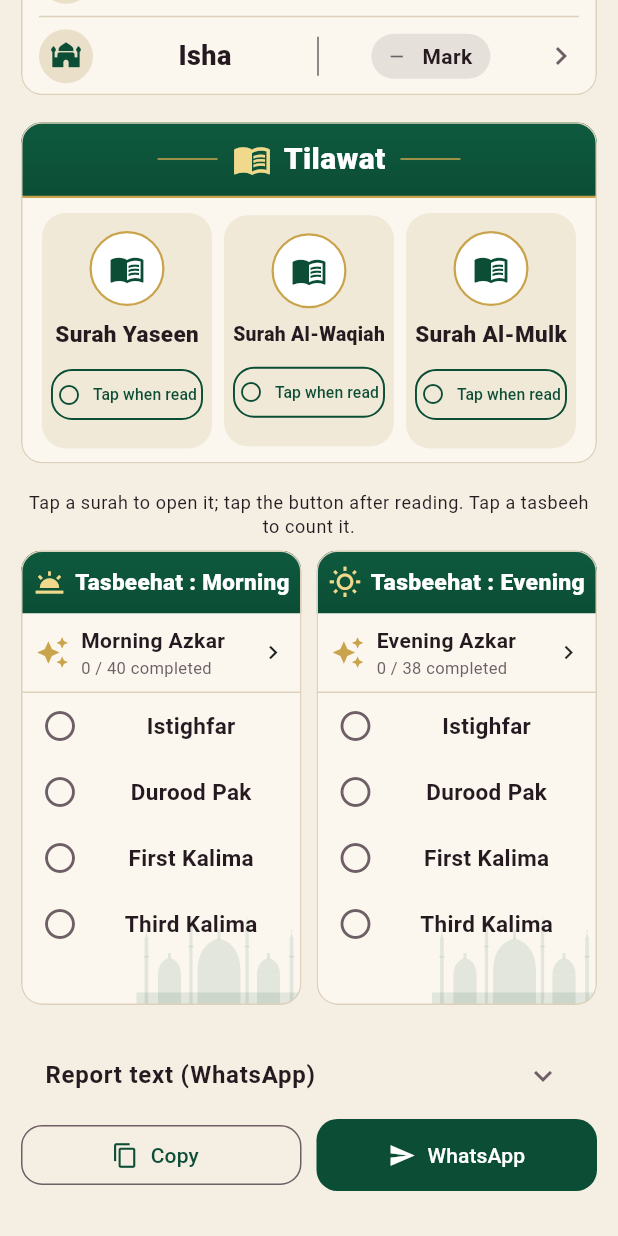
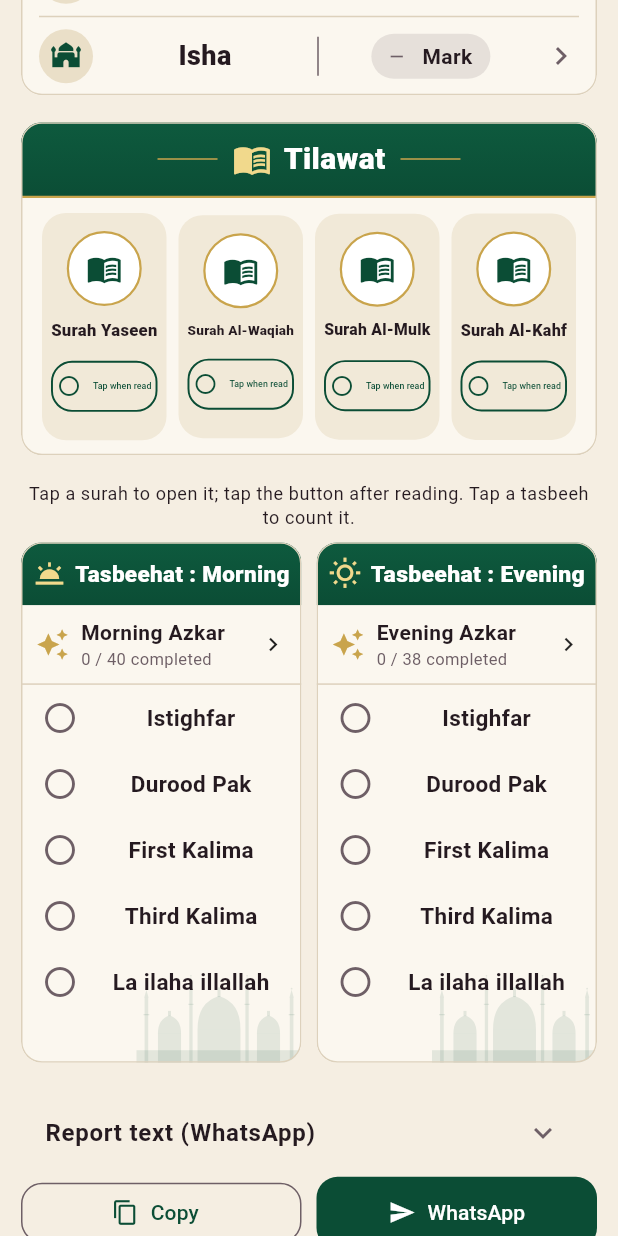
Before and after one commit to mianalihassan0038-ui/daily-deen-privacy, a Flutter app: the ReportScreen screen opened directly, scrolled down 519 dp, on a phone screen of 412 x 824 dp. Run offline on Flutter 3.47's test engine with Material 3 defaults, Android fonts, the phone set to English and light mode, and no system bars; our stand-ins replace file_picker, flutter_local_notifications, geolocator, image_picker, sensors_plus, shared_preferences and 2 more; accounts and stored records are empty.

Commit message:
3.5: complete-all for after-salah & namaz azkar, Surah Kahf on Fridays (chilla), La ilaha illallah tasbeehat, Durood-e-Ibrahimi
Co-Authored-By: Claude Opus 5.5 <noreply@anthropic.com>
Claude-Session: https://claude.ai/code/session_01VXvRxEJ5kRoz66qDgCkR4H

```diff
--- a/app/lib/data/routine.dart
+++ b/app/lib/data/routine.dart
@@ -261,6 +261,9 @@ const List<RoutineItem> defaultRoutine = [
   RoutineItem(id: 'm_kalima3', en: 'Third Kalima (Morning)', ur: 'تیسرا کلمہ (صبح)', section: RoutineSection.earlyMorning,
       timeEn: 'After Fajr', timeUr: 'فجر کے بعد', targetEn: '100 times', targetUr: '100 مرتبہ',
       dhikrKey: 'kalima3@m', dhikrTarget: 100, category: RoutineCategory.dhikr),
+  RoutineItem(id: 'm_lailaha', en: 'La ilaha illallah (Morning)', ur: 'لا الہ الا اللہ (صبح)', section: RoutineSection.earlyMorning,
+      timeEn: 'After Fajr', timeUr: 'فجر کے بعد', targetEn: '100 times', targetUr: '100 مرتبہ',
+      dhikrKey: 'lailaha@m', dhikrTarget: 100, category: RoutineCategory.dhikr),
   RoutineItem(id: 'yaseen', en: 'Surah Yaseen', ur: 'سورۃ یٰسین', section: RoutineSection.earlyMorning,
       timeEn: 'Morning', timeUr: 'صبح', targetEn: '1 time', targetUr: '1 مرتبہ',
       category: RoutineCategory.quran),
@@ -295,8 +298,11 @@ const List<RoutineItem> defaultRoutine = [
   RoutineItem(id: 'e_kalima3', en: 'Third Kalima (Evening)', ur: 'تیسرا کلمہ (شام)', section: RoutineSection.day,
       timeEn: 'Evening', timeUr: 'شام', targetEn: '100 times', targetUr: '100 مرتبہ',
       dhikrKey: 'kalima3@e', dhikrTarget: 100, category: RoutineCategory.dhikr),
+  RoutineItem(id: 'e_lailaha', en: 'La ilaha illallah (Evening)', ur: 'لا الہ الا اللہ (شام)', section: RoutineSection.day,
+      timeEn: 'Evening', timeUr: 'شام', targetEn: '100 times', targetUr: '100 مرتبہ',
+      dhikrKey: 'lailaha@e', dhikrTarget: 100, category: RoutineCategory.dhikr),
   RoutineItem(id: 'kahf', en: 'Surah Al-Kahf', ur: 'سورۃ الکہف', section: RoutineSection.day,
-      timeEn: 'Friday', timeUr: 'جمعہ', targetEn: 'Friday target', targetUr: 'جمعہ کا ہدف', fridayOnly: true, days: {5},
+      timeEn: 'Friday, until after Asr', timeUr: 'جمعہ، عصر کے بعد تک', targetEn: '1 time', targetUr: '1 مرتبہ', fridayOnly: true, days: {5},
       category: RoutineCategory.quran),
 
   // ---------- Evening & night ----------
--- a/app/lib/screens/chilla_screen.dart
+++ b/app/lib/screens/chilla_screen.dart
@@ -302,7 +302,7 @@ class _DayDetail extends StatelessWidget {
           Text(s.t('prayers'), style: const TextStyle(fontWeight: FontWeight.w800)),
           for (final k in prayerKeys)
             row(s.t(k), reportPrayerStatus(rec.prayer(k), urdu), isPrayed(rec.prayer(k))),
-          group(s.t('tilawat'), reportTilawat),
+          group(s.t('tilawat'), reportTilawatOn(day.date)),
           group(s.t('morning_tasbeehat'), reportMorning),
           group(s.t('evening_tasbeehat'), reportEvening),
         ]),
--- a/app/lib/screens/report_screen.dart
+++ b/app/lib/screens/report_screen.dart
@@ -30,7 +30,7 @@ class ReportScreen extends StatefulWidget {
 class _ReportScreenState extends State<ReportScreen> {
   DateTime? _date;
 
-  static const _surahs = {'yaseen': 36, 'waqiah': 56, 'mulk': 67};
+  static const _surahs = {'yaseen': 36, 'waqiah': 56, 'mulk': 67, 'kahf': 18};
 
   @override
   Widget build(BuildContext context) {
@@ -199,7 +199,7 @@ class _ReportScreenState extends State<ReportScreen> {
                   child: Padding(
                     padding: const EdgeInsets.all(10),
                     child: Row(children: [
-                      for (final id in reportTilawat)
+                      for (final id in reportTilawatOn(date))
                         Expanded(
                           child: Builder(builder: (context) {
                             final it = state.itemById(id);
--- a/app/lib/services/report.dart
+++ b/app/lib/services/report.dart
@@ -4,8 +4,12 @@ import '../strings.dart';
 
 /// Activities shown in the daily report, grouped as in the user's chilla format.
 const reportTilawat = ['yaseen', 'waqiah', 'mulk'];
-const reportMorning = ['m_istighfar', 'm_durood', 'm_kalima1', 'm_kalima3'];
-const reportEvening = ['e_istighfar', 'e_durood', 'e_kalima1', 'e_kalima3'];
+const reportMorning = ['m_istighfar', 'm_durood', 'm_kalima1', 'm_kalima3', 'm_lailaha'];
+const reportEvening = ['e_istighfar', 'e_durood', 'e_kalima1', 'e_kalima3', 'e_lailaha'];
+
+/// Important surahs of [date]: Surah Al-Kahf joins the daily three on Fridays.
+List<String> reportTilawatOn(DateTime date) =>
+    [...reportTilawat, if (date.weekday == DateTime.friday) 'kahf'];
 
 String reportPrayerStatus(PrayerStatus st, bool urdu) => switch (st) {
       PrayerStatus.jamaat => urdu ? 'باجماعت' : 'With Jamaat',
@@ -62,7 +66,7 @@ String buildDailyReport(AppState state, DateTime date, {required bool urdu}) {
     }
   }
 
-  section(urdu ? '*تلاوت*' : '*Tilawat*', reportTilawat);
+  section(urdu ? '*تلاوت*' : '*Tilawat*', reportTilawatOn(date));
   section(urdu ? '*تسبیحات:* صبح' : '*Tasbeehat:* Morning', reportMorning, bullets: true);
   section(urdu ? '*تسبیحات:* شام' : '*Tasbeehat:* Evening', reportEvening, bullets: true);
   return b.toString().trimRight();
@@ -75,7 +79,7 @@ String buildDailyReport(AppState state, DateTime date, {required bool urdu}) {
   final rec = state.day(date);
   var done = prayerKeys.where((k) => isPrayed(rec.prayer(k))).length;
   var total = prayerKeys.length;
-  for (final id in [...reportTilawat, ...reportMorning, ...reportEvening]) {
+  for (final id in [...reportTilawatOn(date), ...reportMorning, ...reportEvening]) {
     final it = state.itemById(id);
     if (it == null) continue;
     total++;
--- a/app/lib/services/schedule.dart
+++ b/app/lib/services/schedule.dart
@@ -64,6 +64,7 @@ const Map<String, ScheduleSpec> defaultSchedules = {
   'm_durood': ScheduleSpec('fajr', 'dhuhr'),
   'm_kalima1': ScheduleSpec('fajr', 'dhuhr'),
   'm_kalima3': ScheduleSpec('fajr', 'dhuhr'),
+  'm_lailaha': ScheduleSpec('fajr', 'dhuhr'),
   'yaseen': ScheduleSpec('fajr', 'dhuhr'),
   // Forenoon
   'ishraq': ScheduleSpec('sunrise', 'dhuhr', startOffset: 20, endOffset: -10),
@@ -72,13 +73,14 @@ const Map<String, ScheduleSpec> defaultSchedules = {
   'quran_daily': ScheduleSpec('day', 'midnight'),
   'durood_100': ScheduleSpec('day', 'midnight'),
   'astaghfar_100': ScheduleSpec('day', 'midnight'),
-  'kahf': ScheduleSpec('day', 'midnight'),
+  'kahf': ScheduleSpec('day', 'maghrib'), // Friday, until after Asr
   // After Asr (evening window ends at Maghrib by default)
   'evening_azkar': ScheduleSpec('asr', 'maghrib'),
   'e_istighfar': ScheduleSpec('asr', 'maghrib'),
   'e_durood': ScheduleSpec('asr', 'maghrib'),
   'e_kalima1': ScheduleSpec('asr', 'maghrib'),
   'e_kalima3': ScheduleSpec('asr', 'maghrib'),
+  'e_lailaha': ScheduleSpec('asr', 'maghrib'),
   // After Maghrib
   'waqiah': ScheduleSpec('maghrib', 'midnight'),
   'awabeen': ScheduleSpec('maghrib', 'isha', startOffset: 5),
--- a/app/lib/strings.dart
+++ b/app/lib/strings.dart
@@ -212,6 +212,8 @@ class S {
     'azkar_hint': ['Tap a card to count. Long lists are completed one card at a time.', 'گننے کے لیے کارڈ پر ٹیپ کریں۔'],
     'tap_card_to_count': ['Tap the card to count', 'گننے کے لیے کارڈ پر ٹیپ کریں'],
     'mark_complete': ['Mark set complete', 'مکمل نشان لگائیں'],
+    'complete_all_azkar': ['Already read — complete all', 'پڑھ لیے ہیں — سب مکمل کریں'],
+    'all_azkar_done': ['All azkar completed', 'تمام اذکار مکمل ہو گئے'],
     'azkar_sources': [
       'Duas are from Hisn al-Muslim with their Hadith or Quran references.',
       'دعائیں حصن المسلم سے، حدیث یا قرآن کے حوالے کے ساتھ۔'
--- a/app/lib/version.dart
+++ b/app/lib/version.dart
@@ -1,3 +1,3 @@
 /// Single source of the app version shown in the UI. Must match the
 /// `version:` line in pubspec.yaml (checked by a unit test).
-const appVersion = '3.4.1';
+const appVersion = '3.5.0';
--- a/app/pubspec.yaml
+++ b/app/pubspec.yaml
@@ -1,7 +1,7 @@
 name: dailydeen
 description: "Daily Deen - Islamic daily routine, Namaz, Quran and Azkar tracker."
 publish_to: 'none'
-version: 3.4.1+3
+version: 3.5.0+4
 
 environment:
   sdk: ^3.5.0
```
Also changed, not shown: app/lib/app_state.dart (+8 -1 lines), app/lib/data/azkar.dart (+7 -1 lines), app/lib/screens/azkar_screen.dart (+44 -1 lines), app/tool/azkar_template.dart.txt (+7 -1 lines), 2 other files.
